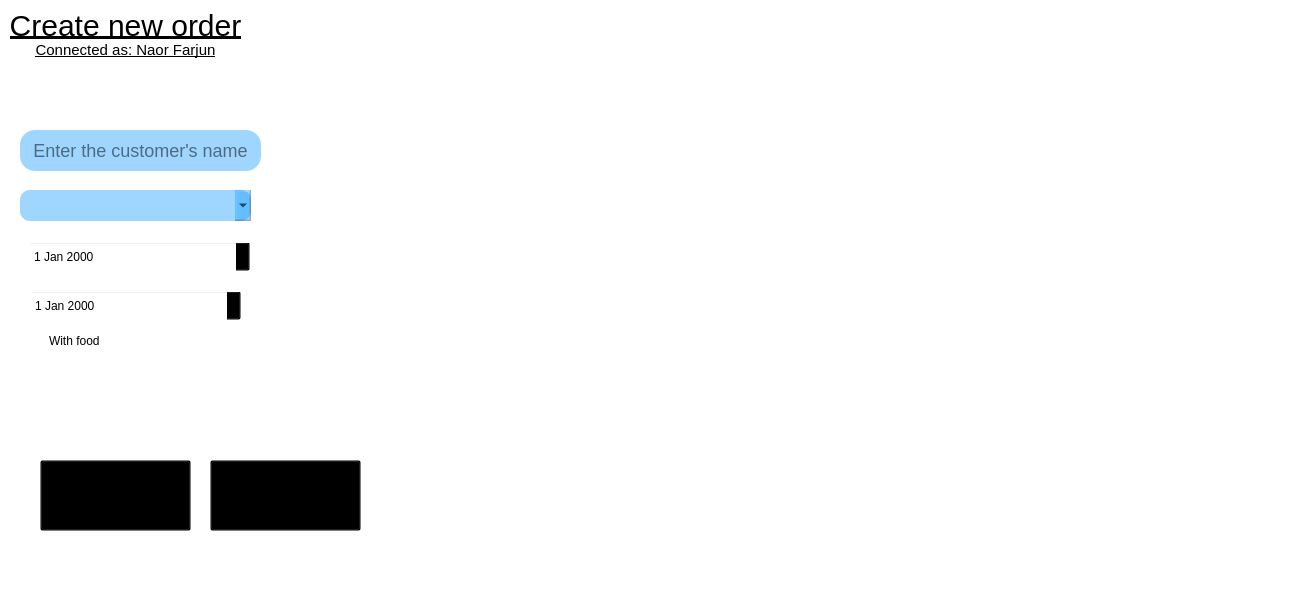
Mandalflik02/Room_Management_Hotels, file src/UI/UI_Files/new_order_widget.ui: the form before one commit.
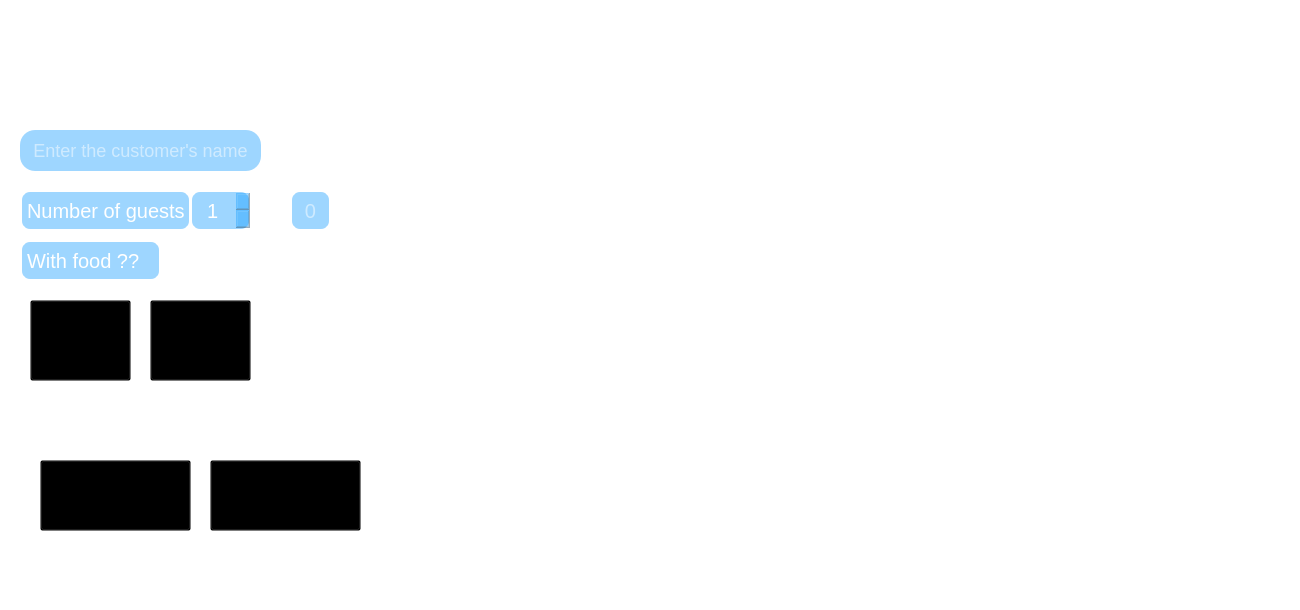
The form after the commit. Icons and pictures are not drawn.

Patch:
```diff
--- a/src/UI/UI_Files/new_order_widget.ui
+++ b/src/UI/UI_Files/new_order_widget.ui
@@ -29,7 +29,8 @@
    <property name="styleSheet">
     <string notr="true">background-color: transparent;
 font-size:30px;
-text-decoration: underline;</string>
+text-decoration: underline;
+color: rgb(255, 255, 255);</string>
    </property>
    <property name="text">
     <string>Create new order</string>
@@ -50,7 +51,8 @@
    <property name="styleSheet">
     <string notr="true">background-color: transparent;
 font-size:15px;
-text-decoration: underline;</string>
+text-decoration: underline;
+color: rgb(255, 255, 255);</string>
    </property>
    <property name="text">
     <string>Connected as: Naor Farjun</string>
@@ -71,7 +73,8 @@
    <property name="styleSheet">
     <string notr="true">border-radius:15px;
 font-size:18px;
-background-color:rgba(13, 153, 255,0.4);</string>
+background-color:rgba(13, 153, 255,0.4);
+color: rgb(255, 255, 255);</string>
    </property>
    <property name="text">
     <string/>
@@ -86,107 +89,6 @@
     <string>Enter the customer's name</string>
    </property>
   </widget>
-  <widget class="QComboBox" name="number_of_pepole_input">
-   <property name="geometry">
-    <rect>
-     <x>20</x>
-     <y>190</y>
-     <width>231</width>
-     <height>31</height>
-    </rect>
-   </property>
-   <property name="styleSheet">
-    <string notr="true">QComboBox{
-font-size:16px;
-border-radius:10px;
-background-color:rgba(13, 153, 255,0.4);
-}</string>
-   </property>
-   <property name="placeholderText">
-    <string>Number of guests</string>
-   </property>
-   <property name="frame">
-    <bool>true</bool>
-   </property>
-   <item>
-    <property name="text">
-     <string>number of pepole</string>
-    </property>
-   </item>
-   <item>
-    <property name="text">
-     <string>1</string>
-    </property>
-   </item>
-   <item>
-    <property name="text">
-     <string>2</string>
-    </property>
-   </item>
-   <item>
-    <property name="text">
-     <string>3</string>
-    </property>
-   </item>
-   <item>
-    <property name="text">
-     <string>4</string>
-    </property>
-   </item>
-   <item>
-    <property name="text">
-     <string>5</string>
-    </property>
-   </item>
-   <item>
-    <property name="text">
-     <string>6</string>
-    </property>
-   </item>
-   <item>
-    <property name="text">
-     <string>7</string>
-    </property>
-   </item>
-   <item>
-    <property name="text">
-     <string>8</string>
-    </property>
-   </item>
-  </widget>
-  <widget class="QDateEdit" name="arrivel_date_input">
-   <property name="geometry">
-    <rect>
-     <x>29</x>
-     <y>241</y>
-     <width>221</width>
-     <height>31</height>
-    </rect>
-   </property>
-  </widget>
-  <widget class="QDateEdit" name="leaving_date_input">
-   <property name="geometry">
-    <rect>
-     <x>30</x>
-     <y>290</y>
-     <width>211</width>
-     <height>31</height>
-    </rect>
-   </property>
-  </widget>
-  <widget class="QCheckBox" name="food_input">
-   <property name="geometry">
-    <rect>
-     <x>30</x>
-     <y>320</y>
-     <width>141</width>
-     <height>41</height>
-    </rect>
-   </property>
-   <property name="text">
-    <string>With food</string>
-   </property>
-  </widget>
   <widget class="QPushButton" name="pushButton">
    <property name="geometry">
     <rect>
@@ -213,6 +115,164 @@
     <string>cencel</string>
    </property>
   </widget>
+  <widget class="QLabel" name="number_of_guests_label">
+   <property name="geometry">
+    <rect>
+     <x>20</x>
+     <y>190</y>
+     <width>171</width>
+     <height>41</height>
+    </rect>
+   </property>
+   <property name="styleSheet">
+    <string notr="true">background-color: transparent;
+font-size:20px;
+background-color:rgba(13, 153, 255,0.4);
+color: rgb(255, 255, 255);
+border:2px solid  rgb(255, 255, 255);
+border-radius:10px</string>
+   </property>
+   <property name="text">
+    <string>Number of guests</string>
+   </property>
+  </widget>
+  <widget class="QLineEdit" name="number_of_guests_lineEdit">
+   <property name="geometry">
+    <rect>
+     <x>290</x>
+     <y>190</y>
+     <width>41</width>
+     <height>41</height>
+    </rect>
+   </property>
+   <property name="styleSheet">
+    <string notr="true">background-color: transparent;
+font-size:20px;
+background-color:rgba(13, 153, 255,0.4);
+color: rgb(255, 255, 255);
+border:2px solid  rgb(255, 255, 255);
+border-radius:10px</string>
+   </property>
+   <property name="alignment">
+    <set>Qt::AlignCenter</set>
+   </property>
+   <property name="placeholderText">
+    <string>0</string>
+   </property>
+  </widget>
+  <widget class="QSpinBox" name="number_of_guests_spinBox">
+   <property name="geometry">
+    <rect>
+     <x>190</x>
+     <y>190</y>
+     <width>61</width>
+     <height>41</height>
+    </rect>
+   </property>
+   <property name="styleSheet">
+    <string notr="true">background-color: transparent;
+font-size:20px;
+background-color:rgba(13, 153, 255,0.4);
+color: rgb(255, 255, 255);
+border:2px solid  rgb(255, 255, 255);
+border-radius:10px</string>
+   </property>
+   <property name="alignment">
+    <set>Qt::AlignCenter</set>
+   </property>
+   <property name="minimum">
+    <number>1</number>
+   </property>
+   <property name="value">
+    <number>1</number>
+   </property>
+   <property name="displayIntegerBase">
+    <number>10</number>
+   </property>
+  </widget>
+  <widget class="QLabel" name="number_of_guests_label_2">
+   <property name="geometry">
+    <rect>
+     <x>20</x>
+     <y>240</y>
+     <width>141</width>
+     <height>41</height>
+    </rect>
+   </property>
+   <property name="styleSheet">
+    <string notr="true">background-color: transparent;
+font-size:20px;
+background-color:rgba(13, 153, 255,0.4);
+color: rgb(255, 255, 255);
+border:2px solid  rgb(255, 255, 255);
+border-radius:10px</string>
+   </property>
+   <property name="text">
+    <string>With food ??</string>
+   </property>
+  </widget>
+  <widget class="QPushButton" name="pushButton_3">
+   <property name="geometry">
+    <rect>
+     <x>170</x>
+     <y>240</y>
+     <width>41</width>
+     <height>41</height>
+    </rect>
+   </property>
+   <property name="styleSheet">
+    <string notr="true">*{
+background-color: transparent;
+color: rgb(255, 255, 255);
+border:2px solid  rgb(255, 255, 255);
+border-radius:10px
+}
+
+QPushButton:hover{
+	background-color: rgb(10, 123, 204);
+
+}</string>
+   </property>
+   <property name="text">
+    <string/>
+   </property>
+   <property name="icon">
+    <iconset>
+     <normaloff>../ICONS/checked.png</normaloff>../ICONS/checked.png</iconset>
+   </property>
+   <property name="iconSize">
+    <size>
+     <width>25</width>
+     <height>25</height>
+    </size>
+   </property>
+  </widget>
+  <widget class="QPushButton" name="pushButton_4">
+   <property name="geometry">
+    <rect>
+     <x>30</x>
+     <y>300</y>
+     <width>101</width>
+     <height>81</height>
+    </rect>
+   </property>
+   <property name="text">
+    <string>arrivel date</string>
+   </property>
+  </widget>
+  <widget class="QPushButton" name="pushButton_5">
+   <property name="geometry">
+    <rect>
+     <x>150</x>
+     <y>300</y>
+     <width>101</width>
+     <height>81</height>
+    </rect>
+   </property>
+   <property name="text">
+    <string>leaving date</string>
+   </property>
+  </widget>
  </widget>
  <resources/>
  <connections/>
```
